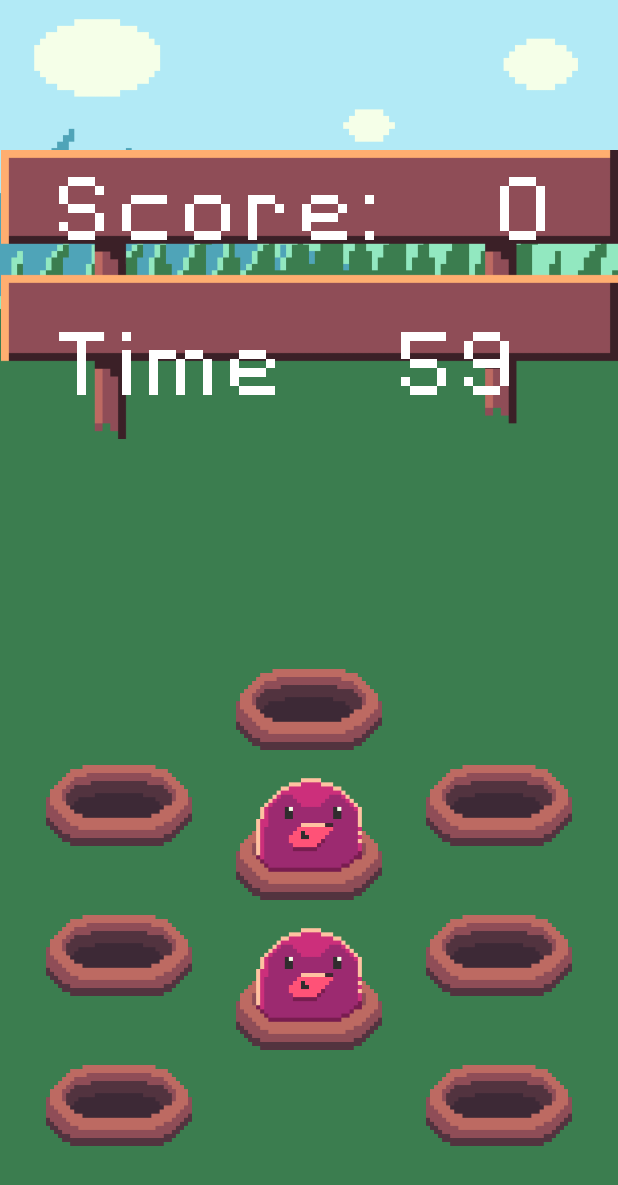
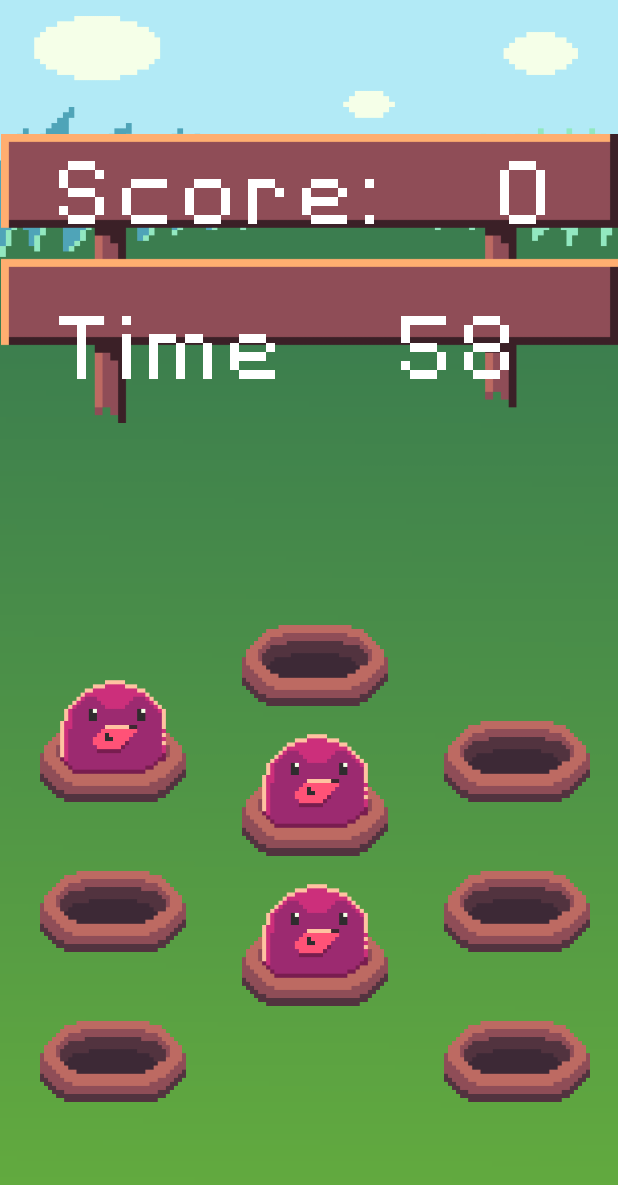
Before and after one commit to Hiravi/Whac-A-Mole, an Android app built with Jetpack Compose: the GameScreen screen opened through its navigation route, on a phone screen of 412 x 824 dp. Shown: the top 1185 px of the screen. Run offline under Robolectric (Android 15) with nearby library versions, the phone set to English and light mode, and no system bars; our stand-ins replace Dagger/Hilt's generated code, constraintlayout-compose.

Commit message:
[ADDED]: GameFinishScreen, app icon, GameScreen rebuild to constraints

```diff
--- a/app/src/main/AndroidManifest.xml
+++ b/app/src/main/AndroidManifest.xml
@@ -7,7 +7,7 @@
         android:allowBackup="true"
         android:dataExtractionRules="@xml/data_extraction_rules"
         android:fullBackupContent="@xml/backup_rules"
-        android:icon="@mipmap/ic_launcher"
+        android:icon="@mipmap/icon"
         android:label="@string/app_name"
         android:supportsRtl="true"
         android:theme="@style/Theme.WhacAMole"
--- a/app/src/main/java/com/example/whac_a_mole/presentation/MainActivity.kt
+++ b/app/src/main/java/com/example/whac_a_mole/presentation/MainActivity.kt
@@ -17,6 +17,7 @@ import androidx.navigation.compose.composable
 import androidx.navigation.compose.rememberNavController
 
 import com.example.whac_a_mole.R
+import com.example.whac_a_mole.presentation.screens.GameFinishScreen
 import com.example.whac_a_mole.presentation.screens.StartScreen
 import com.example.whac_a_mole.presentation.viewmodels.GameViewModel
 import com.example.whac_a_mole.ui.theme.WhacAMoleTheme
@@ -50,9 +51,16 @@ class MainActivity : ComponentActivity() {
                         }
                         composable("game") {
                             GameScreen(
-                                onBack = { navController.clearBackStack("game") },
+                                onFinish = { navController.navigate("finish") },
+                                onPause = { navController.clearBackStack("start") },
                                 uiState = state,
                                 onEvent = viewModel::onEvent
+                            )
+                        }
+                        composable("finish") {
+                            GameFinishScreen(
+                                onHome = { navController.navigate("start") },
+                                onRestart = { navController.navigate("game") },
                             )
                         }
                     }
@@ -61,11 +69,3 @@ class MainActivity : ComponentActivity() {
         }
     }
 }
-
-@Preview(showBackground = true)
-@Composable
-fun DefaultPreview() {
-    WhacAMoleTheme {
-
-    }
-}
--- a/app/src/main/java/com/example/whac_a_mole/presentation/components/HolesGrid.kt
+++ b/app/src/main/java/com/example/whac_a_mole/presentation/components/HolesGrid.kt
@@ -2,10 +2,7 @@ package com.example.whac_a_mole.presentation.components
 
 import android.media.SoundPool
 import androidx.compose.foundation.ExperimentalFoundationApi
-import androidx.compose.foundation.layout.Arrangement
-import androidx.compose.foundation.layout.Box
-import androidx.compose.foundation.layout.fillMaxSize
-import androidx.compose.foundation.layout.padding
+import androidx.compose.foundation.layout.*
 import androidx.compose.foundation.lazy.staggeredgrid.LazyVerticalStaggeredGrid
 import androidx.compose.foundation.lazy.staggeredgrid.StaggeredGridCells
 import androidx.compose.foundation.lazy.staggeredgrid.items
@@ -24,6 +21,7 @@ import com.example.whac_a_mole.presentation.HolesState
 @OptIn(ExperimentalFoundationApi::class)
 @Composable
 fun HolesGrid(
+    modifier: Modifier = Modifier,
     state: State<HolesState>,
     onEvent: (HolesEvent) -> Unit,
 ) {
@@ -40,14 +38,12 @@ fun HolesGrid(
     }
 
     Box(
-        modifier = Modifier
-            .fillMaxSize()
-            .padding(vertical = 60.dp, horizontal = 16.dp),
-        contentAlignment = Alignment.BottomCenter
+        modifier = modifier.fillMaxWidth()
     ) {
         LazyVerticalStaggeredGrid(
             horizontalArrangement = Arrangement.SpaceEvenly,
             columns = StaggeredGridCells.Fixed(3),
+            userScrollEnabled = false,
             content = {
                 items(state.value.holes) { hole ->
                     HoleGridItem(
--- a/app/src/main/java/com/example/whac_a_mole/presentation/components/ScoreTable.kt
+++ b/app/src/main/java/com/example/whac_a_mole/presentation/components/ScoreTable.kt
@@ -19,10 +19,11 @@ import com.example.whac_a_mole.presentation.HolesState
 
 @Composable
 fun ScoreTable(
+    modifier: Modifier = Modifier,
     state: State<HolesState>,
     time: Int
 ) {
-    Box() {
+    Box(modifier = modifier) {
         // Draw the image
         Image(painter = painterResource(id = R.drawable.table), contentDescription = "Score table")
         val pixelTypeface = LocalContext.current.resources.getFont(R.font.pixel_font)
--- a/app/src/main/java/com/example/whac_a_mole/presentation/screens/GameScreen.kt
+++ b/app/src/main/java/com/example/whac_a_mole/presentation/screens/GameScreen.kt
@@ -1,12 +1,11 @@
 package com.example.whac_a_mole.presentation.screens
 
 import androidx.compose.foundation.layout.*
-import androidx.compose.material.Surface
 import androidx.compose.runtime.*
-import androidx.compose.ui.Alignment
 import androidx.compose.ui.Modifier
-import androidx.compose.ui.graphics.Color
 import androidx.compose.ui.unit.dp
+import androidx.constraintlayout.compose.ChainStyle
+import androidx.constraintlayout.compose.ConstraintLayout
 import com.example.whac_a_mole.domain.models.HoleState
 import com.example.whac_a_mole.presentation.HolesEvent
 import com.example.whac_a_mole.presentation.HolesState
@@ -21,7 +20,8 @@ import kotlin.random.Random
 fun GameScreen(
     uiState: StateFlow<HolesState>,
     onEvent: (HolesEvent) -> Unit,
-    onBack: () -> Unit,
+    onFinish: () -> Unit,
+    onPause: () -> Unit,
 ) {
     var isRunning = true
     val scope = rememberCoroutineScope()
@@ -30,20 +30,32 @@ fun GameScreen(
         mutableStateOf(60)
     }
 
+    ConstraintLayout(modifier = Modifier.fillMaxSize()) {
+        val (table, grid) = createRefs()
 
-    Surface(
-        modifier = Modifier.fillMaxSize(),
-        color = Color.Transparent,
-    ) {
-        Column(
+        createVerticalChain(table, grid, chainStyle = ChainStyle.Spread)
+
+        ScoreTable(
+            modifier = Modifier.constrainAs(table) {
+                centerVerticallyTo(parent)
+                start.linkTo(parent.start)
+                end.linkTo(parent.end)
+            },
+            state = state,
+            time = currentTime.value
+        )
+        HolesGrid(
             modifier = Modifier
-                .fillMaxSize()
-                .padding(top = 100.dp),
-            horizontalAlignment = Alignment.CenterHorizontally,
-        ) {
-            ScoreTable(state = state, time = currentTime.value)
-            HolesGrid(state = state, onEvent = onEvent)
-        }
+                .padding(start = 8.dp)
+                .constrainAs(grid) {
+                centerVerticallyTo(parent)
+                start.linkTo(parent.start)
+                end.linkTo(parent.end)
+            },
+            state = state,
+            onEvent = onEvent
+        )
+
 
 
 
@@ -52,7 +64,10 @@ fun GameScreen(
                 if (currentTime.value > 0) {
                     delay(1000L)
                     currentTime.value -= 1
-                } else isRunning = false
+                } else {
+                    isRunning = false
+                    onFinish.invoke()
+                }
             }
         }
 
--- a/build.gradle
+++ b/build.gradle
@@ -1,6 +1,6 @@
 buildscript {
     ext {
-        compose_ui_version = '1.4.2'
+        compose_ui_version = '1.4.3'
     }
     dependencies {
         classpath "com.google.dagger:hilt-android-gradle-plugin:2.44"
```
Also changed, not shown: app/build.gradle (+6 -4 lines), app/src/main/java/com/example/whac_a_mole/presentation/screens/GameFinishScreen.kt (+93 -4 lines), app/src/main/res/drawable/background.webp, app/src/main/res/drawable/sheet_result.png (added), app/src/main/res/mipmap-hdpi/icon.webp (added), 11 other files.
